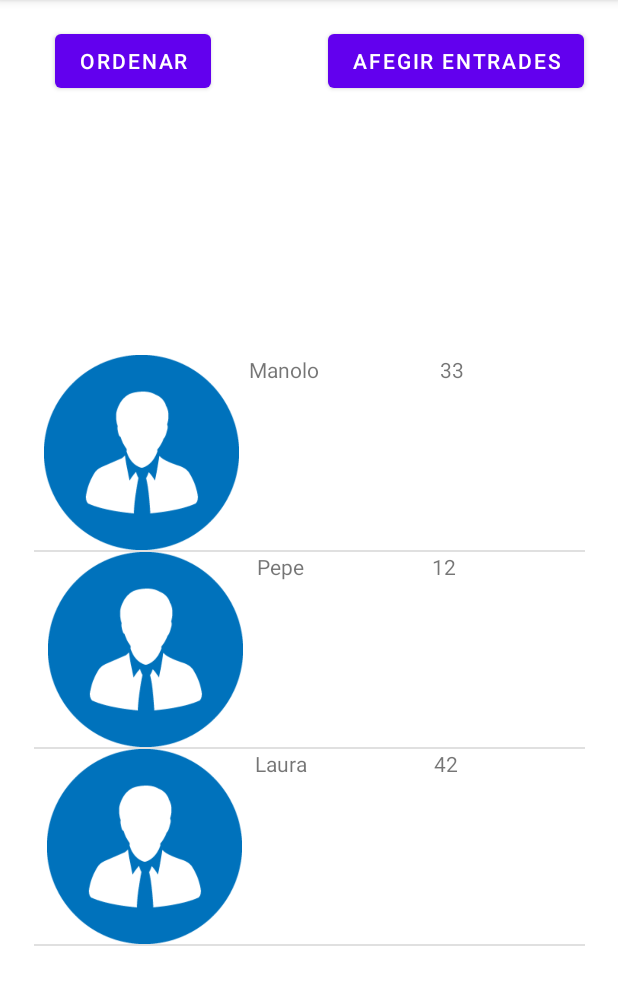
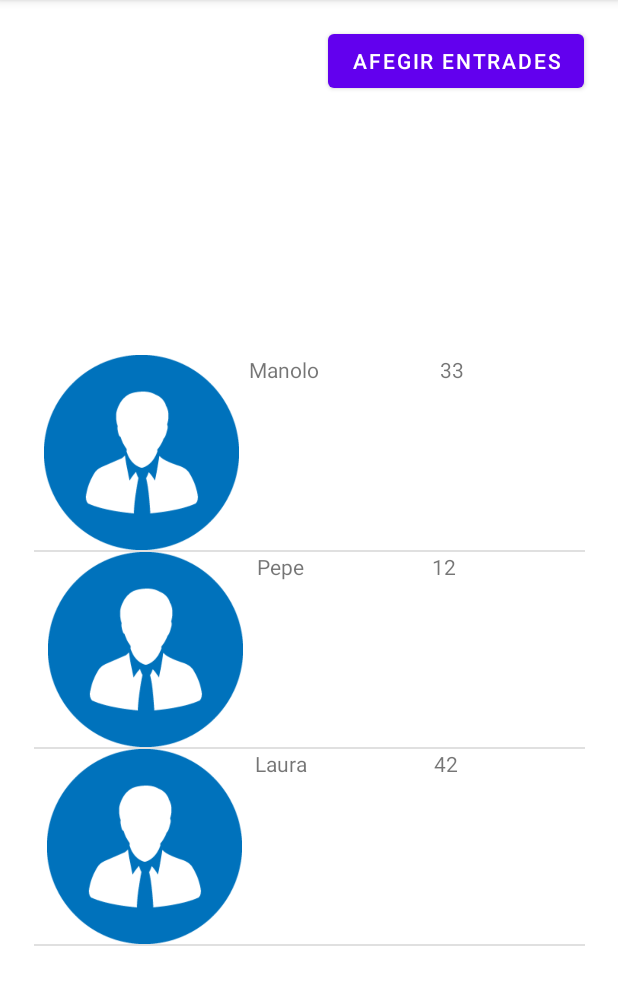
Before and after one commit to pmunuera/Listilla, an Android app: the screen it shows after launch (MainActivity), on a phone screen of 412 x 824 dp, the part 84-1089 px from its top. Run offline under Robolectric (Android 15) with nearby library versions, the phone set to English and light mode, and no system bars.

Commit message:
Commit listilla

```diff
--- a/app/src/main/java/com/example/listilla/MainActivity.java
+++ b/app/src/main/java/com/example/listilla/MainActivity.java
@@ -96,6 +96,6 @@ public class MainActivity extends AppCompatActivity {
                 adapter.notifyDataSetChanged();
             }
         });
-        Button b3 = (Button) findViewById(R.id.button);
+        //Button b3 = (Button) findViewById(R.id.button2);
     }
 }
--- a/app/src/main/res/layout/activity_main.xml
+++ b/app/src/main/res/layout/activity_main.xml
@@ -29,17 +29,7 @@
         app:layout_constraintTop_toTopOf="parent"
         app:layout_constraintVertical_bias="0.023" />
 
-    <Button
-        android:id="@+id/button2"
-        android:layout_width="wrap_content"
-        android:layout_height="wrap_content"
-        android:text="Ordenar"
-        app:layout_constraintBottom_toBottomOf="parent"
-        app:layout_constraintEnd_toEndOf="parent"
-        app:layout_constraintHorizontal_bias="0.119"
-        app:layout_constraintStart_toStartOf="parent"
-        app:layout_constraintTop_toTopOf="parent"
-        app:layout_constraintVertical_bias="0.023" />
+
 
 
 </androidx.constraintlayout.widget.ConstraintLayout>
```
